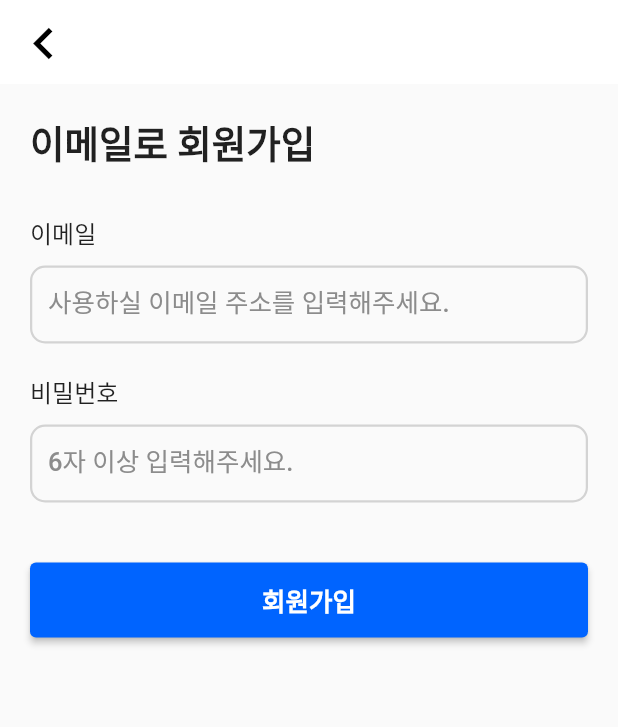
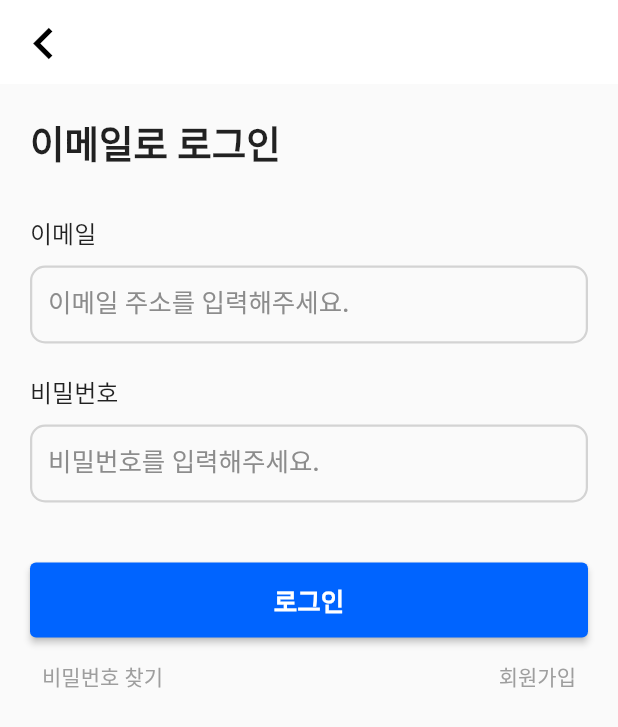
Before and after one commit to jongho-dev/FencingApp, a Flutter app: the screen it shows after launch, after a tap on "이메일로 시작하기", on a phone screen of 412 x 824 dp. Shown: the top 727 px of the screen. Run offline on Flutter 3.47's test engine with Material 2 defaults, Android fonts, the light colour scheme and no system bars; our stand-ins replace cloud_firestore, firebase_auth, firebase_core; accounts and stored records are empty; network calls fail.

Commit message:
FEAT: Signup, Login 기능 추가

```diff
--- a/lib/components/textfield.dart
+++ b/lib/components/textfield.dart
@@ -2,16 +2,24 @@ import 'package:flutter/material.dart';
 
 class SignupTextfield extends StatelessWidget {
   SignupTextfield(
-      {required this.label, required this.isPW, required this.onPressed});
+      {required this.label,
+      required this.isPW,
+      required this.controller,
+      required this.onPressed,
+      required this.keyboardtype});
 
   final String label;
   final bool isPW;
+  final TextEditingController controller;
   final VoidCallback onPressed;
+  final TextInputType keyboardtype;
 
   @override
   Widget build(BuildContext context) {
     return TextField(
         obscureText: isPW,
+        controller: controller,
+        keyboardType: keyboardtype,
         style: TextStyle(fontSize: 17.0),
         decoration: InputDecoration(
             isDense: true,
--- a/lib/main.dart
+++ b/lib/main.dart
@@ -1,13 +1,15 @@
-import 'package:fencing_app/firebase_options.dart';
+import 'package:flutter/material.dart';
+// 파이어베이스 패키지
+import './firebase_options.dart';
 import 'package:firebase_core/firebase_core.dart';
-import 'package:flutter/material.dart';
-import 'pages/login.dart';
-import 'pages/signup.dart';
+// 페이지 IMPORT
+import 'pages/login/login.dart';
 import 'pages/home.dart';
 import 'pages/post.dart';
 import 'pages/message.dart';
 import 'pages/settings.dart';
 
+// 메인 함수
 void main() async {
   WidgetsFlutterBinding.ensureInitialized();
   await Firebase.initializeApp(
@@ -17,8 +19,6 @@ void main() async {
 }
 
 class MyApp extends StatelessWidget {
-  const MyApp({super.key});
-
   @override
   Widget build(BuildContext context) {
     return MaterialApp(
@@ -29,16 +29,15 @@ class MyApp extends StatelessWidget {
   }
 }
 
+// 메인 페이지 위젯
 class MainPage extends StatefulWidget {
-  const MainPage({super.key});
-
   @override
   State<MainPage> createState() => _MainPageState();
 }
 
 class _MainPageState extends State<MainPage> {
   int selectedIndex = 0;
-  final pages = [Home(), Post(), Message(), Settings()];
+  final pages = [HomePage(), PostPage(), MessagePage(), SettingsPage()];
 
   void onItemTapped(int index) {
     setState(() {
@@ -54,7 +53,10 @@ class _MainPageState extends State<MainPage> {
       ),
       bottomNavigationBar: Container(
         decoration: BoxDecoration(
-            border: Border(top: BorderSide(color: Colors.grey, width: 0.65))),
+          border: Border(
+            top: BorderSide(color: Colors.grey, width: 0.65),
+          ),
+        ),
         child: BottomNavigationBar(
           backgroundColor: Colors.white,
           elevation: 0.0,
--- a/lib/pages/home.dart
+++ b/lib/pages/home.dart
@@ -1,12 +1,12 @@
 import 'package:flutter/material.dart';
 import 'package:cloud_firestore/cloud_firestore.dart';
 
-class Home extends StatefulWidget {
+class HomePage extends StatefulWidget {
   @override
-  State<Home> createState() => _HomeState();
+  State<HomePage> createState() => _HomePageState();
 }
 
-class _HomeState extends State<Home> {
+class _HomePageState extends State<HomePage> {
   CollectionReference product = FirebaseFirestore.instance.collection('posts');
 
   @override
--- a/lib/pages/login.dart
+++ b/lib/pages/login/login.dart
@@ -1,7 +1,10 @@
 import 'package:flutter/material.dart';
-import '../components/LoginButton.dart';
-import './signup.dart';
+// 페이지 IMPORT
+import 'loginbyemail.dart';
+// 컴포넌트
+import '../../components/LoginButton.dart';
 
+// 라우트 FADE ANIMATION
 class FadeRoute extends PageRouteBuilder {
   final Widget page;
   FadeRoute({required this.page})
@@ -25,6 +28,7 @@ class FadeRoute extends PageRouteBuilder {
         );
 }
 
+// 로그인 페이지 위젯
 class LoginPage extends StatelessWidget {
   @override
   Widget build(BuildContext context) {
@@ -33,6 +37,7 @@ class LoginPage extends StatelessWidget {
     );
   }
 
+  // 버튼 UI
   Widget _buildButton(BuildContext context) {
     return Padding(
       padding: EdgeInsets.all(16.0),
@@ -60,15 +65,12 @@ class LoginPage extends StatelessWidget {
             height: 10.0,
           ),
           LoginButton(
-            image: Icon(
-              Icons.mail,
-              size: 30.0,
-            ),
+            image: Icon(Icons.mail, size: 30.0),
             text: Text('이메일로 시작하기',
                 style: TextStyle(color: Colors.white, fontSize: 17.0)),
             color: Colors.green,
             onPressed: () {
-              Navigator.push(context, FadeRoute(page: SignUp()));
+              Navigator.push(context, FadeRoute(page: LoginByEmailPage()));
             },
           ),
         ],
--- /dev/null
+++ b/lib/pages/login/loginbyemail.dart
@@ -0,0 +1,163 @@
+import 'package:flutter/material.dart';
+// 파이어베이스 패키지
+import 'package:firebase_auth/firebase_auth.dart';
+// 페이지 IMPORT
+import '../../main.dart';
+import 'signup.dart';
+// 컴포넌트
+import '../../components/textfield.dart';
+
+// 라우트 FADE ANIMATION
+class FadeRoute extends PageRouteBuilder {
+  final Widget page;
+  FadeRoute({required this.page})
+      : super(
+          pageBuilder: (
+            BuildContext context,
+            Animation<double> animation,
+            Animation<double> secondaryAnimation,
+          ) =>
+              page,
+          transitionsBuilder: (
+            BuildContext context,
+            Animation<double> animation,
+            Animation<double> secondaryAnimation,
+            Widget child,
+          ) =>
+              FadeTransition(
+            opacity: animation,
+            child: child,
+          ),
+        );
+}
+
+// 이메일로 로그인 페이지 위젯
+class LoginByEmailPage extends StatefulWidget {
+  @override
+  State<LoginByEmailPage> createState() => _LoginByEmailPageState();
+}
+
+class _LoginByEmailPageState extends State<LoginByEmailPage> {
+  // 파이어베이스 AUTH
+  final _authentication = FirebaseAuth.instance;
+  // 텍스트필드 컨트롤
+  TextEditingController _emailcontroller = TextEditingController();
+  TextEditingController _pwcontroller = TextEditingController();
+
+  @override
+  void dispose() {
+    _emailcontroller.dispose();
+    _pwcontroller.dispose();
+    super.dispose();
+  }
+
+  Widget build(BuildContext context) {
+    return GestureDetector(
+      onTap: () {
+        FocusScope.of(context).unfocus();
+      },
+      child: Scaffold(
+        appBar: AppBar(
+          leading: IconButton(
+            icon: Icon(Icons.chevron_left, size: 42.0),
+            onPressed: () {
+              Navigator.pop(context);
+            },
+          ),
+          backgroundColor: Colors.white,
+          foregroundColor: Colors.black,
+          elevation: 0.0,
+        ),
+        body: Padding(
+          padding: const EdgeInsets.fromLTRB(20, 20.0, 20, 0),
+          child: Column(
+            crossAxisAlignment: CrossAxisAlignment.start,
+            children: [
+              Text(
+                '이메일로 로그인',
+                style: TextStyle(fontSize: 25.0, fontWeight: FontWeight.bold),
+              ),
+              SizedBox(height: 30.0),
+              Text(
+                '이메일',
+                style: TextStyle(fontSize: 16.0, fontWeight: FontWeight.normal),
+              ),
+              SizedBox(height: 10.0),
+              SignupTextfield(
+                  label: '이메일 주소를 입력해주세요.',
+                  isPW: false,
+                  keyboardtype: TextInputType.emailAddress,
+                  controller: _emailcontroller,
+                  onPressed: () {}),
+              SizedBox(height: 20.0),
+              Text(
+                '비밀번호',
+                style: TextStyle(fontSize: 16.0, fontWeight: FontWeight.normal),
+              ),
+              SizedBox(height: 10.0),
+              SignupTextfield(
+                  label: '비밀번호를 입력해주세요.',
+                  isPW: true,
+                  keyboardtype: TextInputType.text,
+                  controller: _pwcontroller,
+                  onPressed: () {}),
+              SizedBox(height: 40.0),
+              Container(
+                width: double.infinity,
+                height: 50.0,
+                child: ElevatedButton(
+                  child: Text(
+                    '로그인',
+                    style:
+                        TextStyle(fontSize: 17.0, fontWeight: FontWeight.w600),
+                  ),
+                  onPressed: () async {
+                    try {
+                      final newUser =
+                          await _authentication.signInWithEmailAndPassword(
+                        email: _emailcontroller.text,
+                        password: _pwcontroller.text,
+                      );
+
+                      if (newUser.user != null) {
+                        Navigator.push(context, FadeRoute(page: MainPage()));
+                      }
+                    } catch (e) {
+                      ScaffoldMessenger.of(context).showSnackBar(
+                          SnackBar(content: Text('이메일 혹은 비밀번호를 다시 확인해주세요.')));
+                    }
+                  },
+                  style: ButtonStyle(
+                      backgroundColor: MaterialStatePropertyAll(
+                          Color.fromRGBO(0, 100, 255, 1))),
+                ),
+              ),
+              SizedBox(height: 2.0),
+              Row(
+                mainAxisAlignment: MainAxisAlignment.spaceBetween,
+                children: [
+                  TextButton(
+                    child: Text(
+                      '비밀번호 찾기',
+                      style: TextStyle(color: Colors.grey, fontSize: 14.0),
+                    ),
+                    onPressed: () {},
+                  ),
+                  TextButton(
+                    child: Text(
+                      '회원가입',
+                      style: TextStyle(color: Colors.grey, fontSize: 14.0),
+                    ),
+                    onPressed: () {
+                      Navigator.push(context, FadeRoute(page: SignUpPage()));
+                    },
+                  ),
+                ],
+              )
+            ],
+          ),
+        ),
+      ),
+    );
+  }
+}
--- a/lib/pages/message.dart
+++ b/lib/pages/message.dart
@@ -1,8 +1,6 @@
 import 'package:flutter/material.dart';
 
-class Message extends StatelessWidget {
-  const Message({super.key});
-
+class MessagePage extends StatelessWidget {
   @override
   Widget build(BuildContext context) {
     return Scaffold(
--- a/lib/pages/post.dart
+++ b/lib/pages/post.dart
@@ -1,8 +1,6 @@
 import 'package:flutter/material.dart';
 
-class Post extends StatelessWidget {
-  const Post({super.key});
-
+class PostPage extends StatelessWidget {
   @override
   Widget build(BuildContext context) {
     return Scaffold(
--- a/lib/pages/settings.dart
+++ b/lib/pages/settings.dart
@@ -1,6 +1,6 @@
 import 'package:flutter/material.dart';
 
-class Settings extends StatelessWidget {
+class SettingsPage extends StatelessWidget {
   final tablist = [
     {
       "title": "도움말",
--- a/lib/pages/signup.dart
+++ /dev/null
@@ -1,75 +0,0 @@
-import 'package:flutter/material.dart';
-import '../components/textfield.dart';
-
-class SignUp extends StatelessWidget {
-  const SignUp({super.key});
-
-  @override
-  Widget build(BuildContext context) {
-    return GestureDetector(
-        onTap: () {
-          FocusScope.of(context).unfocus();
-        },
-        child: Scaffold(
-          appBar: AppBar(
-            leading: IconButton(
-              icon: Icon(Icons.chevron_left, size: 42.0),
-              onPressed: () {
-                Navigator.pop(context);
-              },
-            ),
-            backgroundColor: Colors.white,
-            foregroundColor: Colors.black,
-            elevation: 0.0,
-          ),
-          body: Padding(
-            padding: const EdgeInsets.fromLTRB(20, 20.0, 20, 0),
-            child: Column(
-              crossAxisAlignment: CrossAxisAlignment.start,
-              children: [
-                Text(
-                  '이메일로 회원가입',
-                  style: TextStyle(fontSize: 25.0, fontWeight: FontWeight.bold),
-                ),
-                SizedBox(height: 30.0),
-                Text(
-                  '이메일',
-                  style:
-                      TextStyle(fontSize: 16.0, fontWeight: FontWeight.normal),
-                ),
-                SizedBox(height: 10.0),
-                SignupTextfield(
-                    label: '사용하실 이메일 주소를 입력해주세요.',
-                    isPW: false,
-                    onPressed: () {}),
-                SizedBox(height: 20.0),
-                Text(
-                  '비밀번호',
-                  style:
-                      TextStyle(fontSize: 16.0, fontWeight: FontWeight.normal),
-                ),
-                SizedBox(height: 10.0),
-                SignupTextfield(
-                    label: '6자 이상 입력해주세요.', isPW: true, onPressed: () {}),
-                SizedBox(height: 40.0),
-                Container(
-                  width: double.infinity,
-                  height: 50.0,
-                  child: ElevatedButton(
-                    child: Text(
-                      '회원가입',
-                      style: TextStyle(
-                          fontSize: 17.0, fontWeight: FontWeight.w600),
-                    ),
-                    onPressed: () {},
-                    style: ButtonStyle(
-                        backgroundColor: MaterialStatePropertyAll(
-                            Color.fromRGBO(0, 100, 255, 1))),
-                  ),
-                ),
-              ],
-            ),
-          ),
-        ));
-  }
-}
```
Also changed, not shown: lib/pages/login/signup.dart (added, +142 -0 lines), 1 other file.
